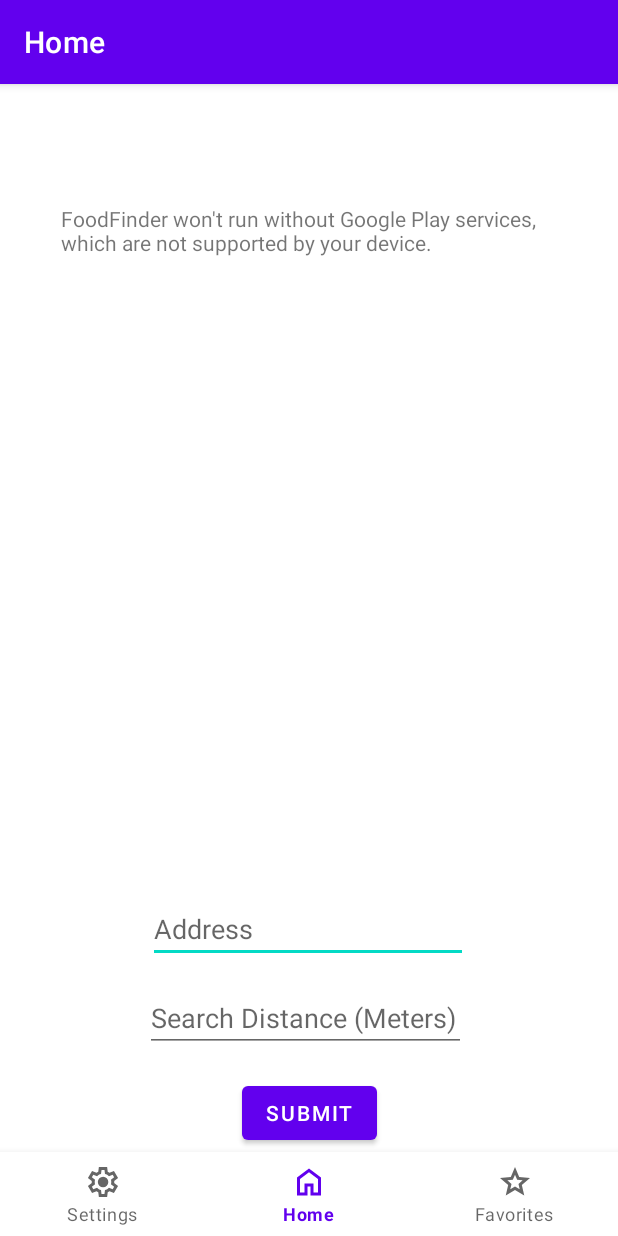
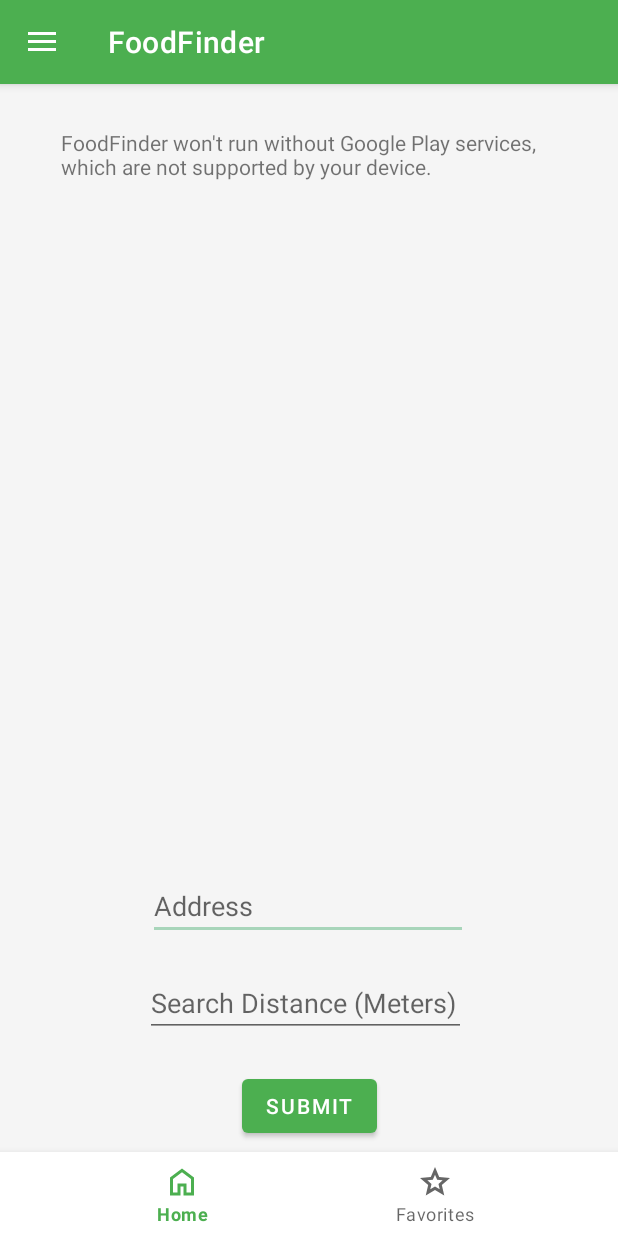
Before and after one commit to UML-COMP4630-LIN/group-project-group-02, an Android app: the screen it shows after launch (MainActivity), on a phone screen of 412 x 824 dp. Run offline under Robolectric (Android 15) with nearby library versions, the phone set to English and light mode, and no system bars; 1 statement that could not run was skipped.

Commit message:
Made it green, added drawer, removed settings

```diff
--- a/app/build.gradle.kts
+++ b/app/build.gradle.kts
@@ -36,7 +36,6 @@ android {
 }
 
 dependencies {
-
     implementation(libs.appcompat)
     implementation(libs.material)
     implementation(libs.constraintlayout)
--- a/app/src/main/java/com/mobileapp/foodfinder/MainActivity.java
+++ b/app/src/main/java/com/mobileapp/foodfinder/MainActivity.java
@@ -1,21 +1,26 @@
 package com.mobileapp.foodfinder;
 
+import android.annotation.SuppressLint;
 import android.os.Bundle;
+import android.view.MenuItem;
+import android.widget.Toast;
 
-import com.google.android.material.bottomnavigation.BottomNavigationView;
+import androidx.annotation.NonNull;
+import androidx.appcompat.app.ActionBarDrawerToggle;
+import androidx.appcompat.app.AppCompatActivity;
+import androidx.drawerlayout.widget.DrawerLayout;
 
-import androidx.appcompat.app.AppCompatActivity;
-import androidx.navigation.NavController;
-import androidx.navigation.Navigation;
-import androidx.navigation.ui.AppBarConfiguration;
-import androidx.navigation.ui.NavigationUI;
+import com.google.android.material.navigation.NavigationView;
+import com.mobileapp.foodfinder.databinding.ActivityMainBinding;
 
-import com.mobileapp.foodfinder.databinding.ActivityMainBinding;
 
 public class MainActivity extends AppCompatActivity {
 
     private ActivityMainBinding binding;
+    private DrawerLayout drawerLayout;
+    private ActionBarDrawerToggle toggle;
 
+    @SuppressLint("NonConstantResourceId")
     @Override
     protected void onCreate(Bundle savedInstanceState) {
         super.onCreate(savedInstanceState);
@@ -23,15 +28,36 @@ public class MainActivity extends AppCompatActivity {
         binding = ActivityMainBinding.inflate(getLayoutInflater());
         setContentView(binding.getRoot());
 
-        BottomNavigationView navView = findViewById(R.id.nav_view);
-        // Passing each menu ID as a set of Ids because each
-        // menu should be considered as top level destinations.
-        AppBarConfiguration appBarConfiguration = new AppBarConfiguration.Builder(
-                R.id.navigation_home, R.id.navigation_settings, R.id.navigation_favorites)
-                .build();
-        NavController navController = Navigation.findNavController(this, R.id.nav_host_fragment_activity_main);
-        NavigationUI.setupActionBarWithNavController(this, navController, appBarConfiguration);
-        NavigationUI.setupWithNavController(binding.navView, navController);
+        drawerLayout = findViewById(R.id.drawer_layout);
+        NavigationView navDrawer = findViewById(R.id.nav_drawer);
+
+        // Set up the drawer toggle
+        toggle = new ActionBarDrawerToggle(this, drawerLayout, R.string.navigation_drawer_open, R.string.navigation_drawer_close);
+        drawerLayout.addDrawerListener(toggle);
+        toggle.syncState();
+        getSupportActionBar().setDisplayHomeAsUpEnabled(true);
+
+        // Handle navigation item clicks
+        navDrawer.setNavigationItemSelectedListener(item -> {
+            int id = item.getItemId(); // Store the ID to debug issues
+            if (id == R.id.menu_dark_mode) {
+                Toast.makeText(this, "Dark Mode Toggled", Toast.LENGTH_SHORT).show();
+                // Implement dark mode logic here
+            } else if (id == R.id.menu_about) {
+                Toast.makeText(this, "About Section", Toast.LENGTH_SHORT).show();
+                // Open About dialog or navigate to About fragment
+            }
+            drawerLayout.closeDrawers();
+            return true;
+        });
+
     }
 
+    @Override
+    public boolean onOptionsItemSelected(@NonNull MenuItem item) {
+        if (toggle.onOptionsItemSelected(item)) {
+            return true;
+        }
+        return super.onOptionsItemSelected(item);
+    }
 }
--- a/app/src/main/res/layout/activity_main.xml
+++ b/app/src/main/res/layout/activity_main.xml
@@ -1,22 +1,13 @@
-<?xml version="1.0" encoding="utf-8"?>
-<androidx.constraintlayout.widget.ConstraintLayout xmlns:android="http://schemas.android.com/apk/res/android"
+<androidx.drawerlayout.widget.DrawerLayout xmlns:android="http://schemas.android.com/apk/res/android"
     xmlns:app="http://schemas.android.com/apk/res-auto"
-    android:id="@+id/container"
+    android:id="@+id/drawer_layout"
     android:layout_width="match_parent"
-    android:layout_height="match_parent"
-    android:paddingTop="?attr/actionBarSize">
+    android:layout_height="match_parent">
 
-    <com.google.android.material.bottomnavigation.BottomNavigationView
-        android:id="@+id/nav_view"
-        android:layout_width="0dp"
-        android:layout_height="wrap_content"
-        android:layout_marginStart="0dp"
-        android:layout_marginEnd="0dp"
-        android:background="?android:attr/windowBackground"
-        app:layout_constraintBottom_toBottomOf="parent"
-        app:layout_constraintLeft_toLeftOf="parent"
-        app:layout_constraintRight_toRightOf="parent"
-        app:menu="@menu/bottom_nav_menu" />
+    <!-- Main content -->
+    <androidx.constraintlayout.widget.ConstraintLayout
+        android:layout_width="match_parent"
+        android:layout_height="match_parent">
 
         <fragment
             android:id="@+id/nav_host_fragment_activity_main"
@@ -25,9 +16,25 @@
             android:layout_height="match_parent"
             app:defaultNavHost="true"
             app:layout_constraintBottom_toTopOf="@id/nav_view"
-        app:layout_constraintLeft_toLeftOf="parent"
-        app:layout_constraintRight_toRightOf="parent"
             app:layout_constraintTop_toTopOf="parent"
             app:navGraph="@navigation/mobile_navigation" />
 
+        <com.google.android.material.bottomnavigation.BottomNavigationView
+            android:id="@+id/nav_view"
+            android:layout_width="0dp"
+            android:layout_height="wrap_content"
+            app:menu="@menu/bottom_nav_menu"
+            app:layout_constraintBottom_toBottomOf="parent"
+            app:layout_constraintStart_toStartOf="parent"
+            app:layout_constraintEnd_toEndOf="parent" />
     </androidx.constraintlayout.widget.ConstraintLayout>
+
+    <!-- Navigation Drawer -->
+    <com.google.android.material.navigation.NavigationView
+        android:id="@+id/nav_drawer"
+        android:layout_width="wrap_content"
+        android:layout_height="match_parent"
+        android:layout_gravity="start"
+        app:menu="@menu/drawer_menu" />
+
+</androidx.drawerlayout.widget.DrawerLayout>
--- a/app/src/main/res/menu/bottom_nav_menu.xml
+++ b/app/src/main/res/menu/bottom_nav_menu.xml
@@ -1,10 +1,6 @@
 <?xml version="1.0" encoding="utf-8"?>
 <menu xmlns:android="http://schemas.android.com/apk/res/android">
 
-    <item
-        android:id="@+id/navigation_settings"
-        android:icon="@drawable/settings_icon"
-        android:title="@string/title_settings" />
 
     <item
         android:id="@+id/navigation_home"
--- a/app/src/main/res/navigation/mobile_navigation.xml
+++ b/app/src/main/res/navigation/mobile_navigation.xml
@@ -12,12 +12,6 @@
         tools:layout="@layout/fragment_home" />
 
     <fragment
-        android:id="@+id/navigation_settings"
-        android:name="com.mobileapp.foodfinder.ui.settings.SettingsFragment"
-        android:label="@string/title_settings"
-        tools:layout="@layout/fragment_settings" />
-
-    <fragment
         android:id="@+id/navigation_favorites"
         android:name="com.mobileapp.foodfinder.ui.favorites.FavoritesFragment"
         android:label="@string/title_favorites"
--- a/app/src/main/res/values-night/themes.xml
+++ b/app/src/main/res/values-night/themes.xml
@@ -1,16 +1,20 @@
 <resources xmlns:tools="http://schemas.android.com/tools">
-    <!-- Base application theme. -->
+    <!-- Base application theme -->
     <style name="Theme.FoodFinder" parent="Theme.MaterialComponents.DayNight.DarkActionBar">
-        <!-- Primary brand color. -->
-        <item name="colorPrimary">@color/purple_200</item>
-        <item name="colorPrimaryVariant">@color/purple_700</item>
-        <item name="colorOnPrimary">@color/black</item>
-        <!-- Secondary brand color. -->
-        <item name="colorSecondary">@color/teal_200</item>
-        <item name="colorSecondaryVariant">@color/teal_200</item>
+        <!-- Primary brand color -->
+        <item name="colorPrimary">@color/green_primary</item>
+        <item name="colorPrimaryVariant">@color/green_dark</item>
+        <item name="colorOnPrimary">@color/white</item>
+        <!-- Secondary brand color -->
+        <item name="colorSecondary">@color/green_light</item>
+        <item name="colorSecondaryVariant">@color/green_primary</item>
         <item name="colorOnSecondary">@color/black</item>
-        <!-- Status bar color. -->
+        <!-- Status bar color -->
         <item name="android:statusBarColor">?attr/colorPrimaryVariant</item>
-        <!-- Customize your theme here. -->
+        <!-- Customize your theme here -->
+        <item name="android:colorBackground">@color/gray_light</item>
+        <item name="android:textColorPrimary">@color/black</item>
+        <item name="android:textColorSecondary">@color/gray_dark</item>
+        <item name="android:navigationBarColor">@color/green_dark</item>
     </style>
 </resources>
--- a/app/src/main/res/values/colors.xml
+++ b/app/src/main/res/values/colors.xml
@@ -1,10 +1,17 @@
 <?xml version="1.0" encoding="utf-8"?>
 <resources>
-    <color name="purple_200">#FFBB86FC</color>
-    <color name="purple_500">#FF6200EE</color>
-    <color name="purple_700">#FF3700B3</color>
-    <color name="teal_200">#FF03DAC5</color>
-    <color name="teal_700">#FF018786</color>
+    <!-- Primary Colors -->
+    <color name="green_light">#A8D5BA</color> <!-- Light green for accents or background -->
+    <color name="green_primary">#4CAF50</color> <!-- Main green shade -->
+    <color name="green_dark">#2E7D32</color> <!-- Dark green for contrast -->
+
+    <!-- Complementary Colors -->
+    <color name="orange_accent">#FFB74D</color> <!-- Warm accent for buttons or highlights -->
+    <color name="brown_accent">#8D6E63</color> <!-- Earthy tone for a grounded look -->
+
+    <!-- Neutrals -->
     <color name="black">#FF000000</color>
     <color name="white">#FFFFFFFF</color>
+    <color name="gray_light">#F5F5F5</color> <!-- Light gray for background -->
+    <color name="gray_dark">#616161</color> <!-- Dark gray for text or borders -->
 </resources>
--- a/app/src/main/res/values/strings.xml
+++ b/app/src/main/res/values/strings.xml
@@ -6,4 +6,6 @@
     <string name="submit_button">Submit</string>
     <string name="distance_hint">Search Distance (Meters)</string>
     <string name="address_hint">Address</string>
+    <string name="navigation_drawer_open">Open Navigation Drawer</string>
+    <string name="navigation_drawer_close">Close Navigation Drawer</string>
 </resources>
--- a/app/src/main/res/values/themes.xml
+++ b/app/src/main/res/values/themes.xml
@@ -1,16 +1,20 @@
 <resources xmlns:tools="http://schemas.android.com/tools">
-    <!-- Base application theme. -->
+    <!-- Base application theme -->
     <style name="Theme.FoodFinder" parent="Theme.MaterialComponents.DayNight.DarkActionBar">
-        <!-- Primary brand color. -->
-        <item name="colorPrimary">@color/purple_500</item>
-        <item name="colorPrimaryVariant">@color/purple_700</item>
+        <!-- Primary brand color -->
+        <item name="colorPrimary">@color/green_primary</item>
+        <item name="colorPrimaryVariant">@color/green_dark</item>
         <item name="colorOnPrimary">@color/white</item>
-        <!-- Secondary brand color. -->
-        <item name="colorSecondary">@color/teal_200</item>
-        <item name="colorSecondaryVariant">@color/teal_700</item>
+        <!-- Secondary brand color -->
+        <item name="colorSecondary">@color/green_light</item>
+        <item name="colorSecondaryVariant">@color/green_primary</item>
         <item name="colorOnSecondary">@color/black</item>
-        <!-- Status bar color. -->
+        <!-- Status bar color -->
         <item name="android:statusBarColor">?attr/colorPrimaryVariant</item>
-        <!-- Customize your theme here. -->
+        <!-- Customize your theme here -->
+        <item name="android:colorBackground">@color/gray_light</item>
+        <item name="android:textColorPrimary">@color/black</item>
+        <item name="android:textColorSecondary">@color/gray_dark</item>
+        <item name="android:navigationBarColor">@color/green_dark</item>
     </style>
 </resources>
```
Also changed, not shown: app/src/main/java/com/mobileapp/foodfinder/ui/settings/SettingsFragment.java (deleted, +0 -37 lines), app/src/main/java/com/mobileapp/foodfinder/ui/settings/SettingsViewModel.java (deleted, +0 -19 lines), app/src/main/res/layout/fragment_settings.xml (deleted, +0 -22 lines). Lines whose indentation alone changed are shown as unchanged.
